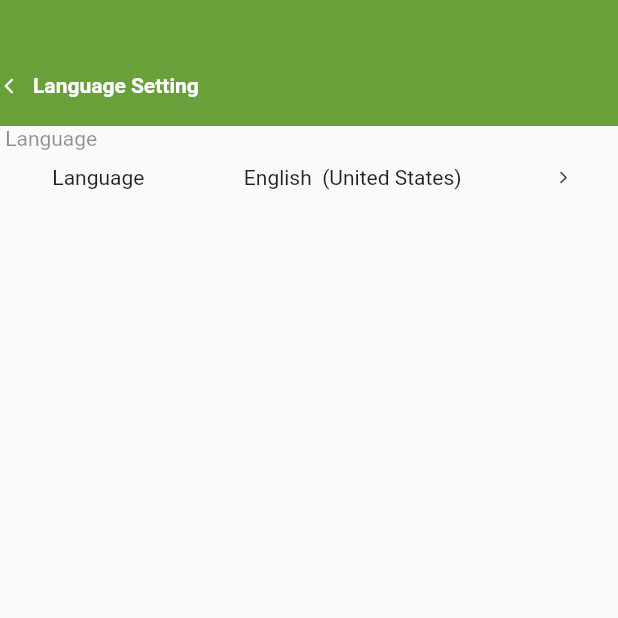
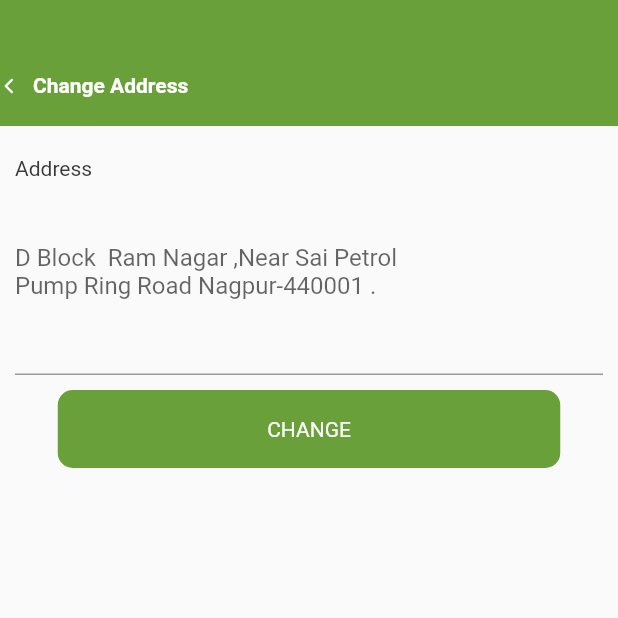
Before and after one commit to prasanjitha/Grocerade, a Flutter app: the screen it shows after launch, on a phone screen of 412 x 824 dp, the top half of it. Run offline on Flutter 3.47's test engine with Material 2 defaults, Android fonts, the phone set to English and light mode, and no system bars.

Commit message:
implement change address screen

```diff
--- a/lib/main.dart
+++ b/lib/main.dart
@@ -6,6 +6,7 @@
 import 'screens/account_screen.dart';
 import 'screens/add_details_screen.dart';
 import 'screens/authentication_screen.dart';
+import 'screens/change_address.dart';
 import 'screens/confirm_screen.dart';
 import 'screens/favourite_screen.dart';
 import 'screens/home_page.dart';
@@ -32,7 +33,7 @@
       theme: ThemeData(
         primarySwatch: Colors.blue,
       ),
-      home: LanguageSetting(),
+      home: ChangeAddres(),
     );
   }
 }
--- /dev/null
+++ b/lib/screens/change_address.dart
@@ -0,0 +1,62 @@
+// ignore_for_file: prefer_const_literals_to_create_immutables, prefer_const_constructors
+
+import 'package:flutter/material.dart';
+import 'package:grocerade/widgets/custom_header.dart';
+
+class ChangeAddres extends StatelessWidget {
+  const ChangeAddres({ Key? key }) : super(key: key);
+
+  @override
+  Widget build(BuildContext context) {
+    return Scaffold(
+      body: Column(
+        crossAxisAlignment: CrossAxisAlignment.start,
+        children: [
+          CustomHeader('Change Address'),
+          SizedBox(height: 10.0,),
+           Padding(
+             padding: const EdgeInsets.all(10.0),
+             child: Text(
+                    'Address',
+                    style: TextStyle(fontSize: 14, color: Color(0xff393939)),
+                  ),
+           ),
+          SizedBox(height: 10.0,),
+
+                Padding(
+                  padding: const EdgeInsets.all(10.0),
+                  child: SizedBox( // <--- SizedBox
+      height: 100,
+      child: TextField(
+        cursorColor: Colors.red,
+        maxLines: 100 ~/ 20,  // <--- maxLines
+        decoration: InputDecoration(
+          hintText: 'D Block  Ram Nagar ,Near Sai Petrol\nPump Ring Road Nagpur-440001 .',
+          fillColor: Colors.white,
+          focusedBorder:OutlineInputBorder(
+            borderSide: const BorderSide(color: Colors.black, width: 1.0),
+            borderRadius: BorderRadius.circular(15.0),
+          ),
+        ),
+      ),),
+                ),
+      Center(
+        child: Container(
+          width:335,
+          height: 52,
+          decoration: BoxDecoration(
+            borderRadius: BorderRadius.circular(10),
+            color: Color(0xff69A03A),
+          ),
+          child: Center(
+            child:
+            Text('CHANGE',style: TextStyle(color: Colors.white,fontSize:14 ),),
+          ),
+        ),
+      )
+        ],
+      ),
+
+    );
+  }
+}
```
